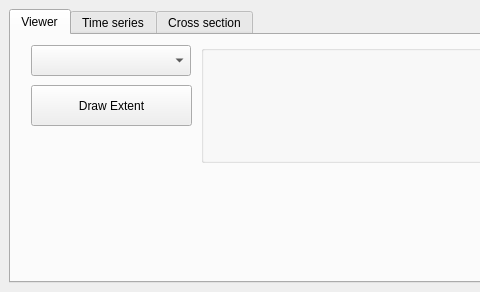
Before: the Qt Designer form imod/qt/imod_plugin_dockwidget_base.ui in Deltares/imod-qgis, drawn with Qt 5; both pictures show x 0 to 480 and y 0 to 292 of the 1081 by 292 pixel window.
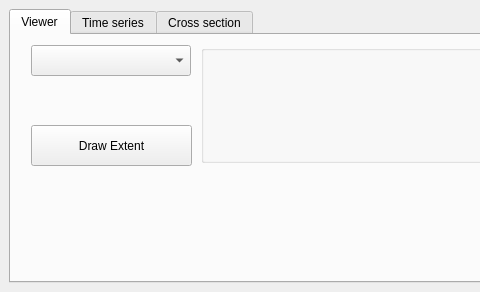
After: the same form once the commit is applied. The open tabs and pages were chosen to show the change. Custom widgets are drawn as their Qt base class.

Commit message: Improved names and set initial tab to Viewer tab

What changed in the file:
```diff
--- a/imod/qt/imod_plugin_dockwidget_base.ui
+++ b/imod/qt/imod_plugin_dockwidget_base.ui
@@ -54,7 +54,7 @@
         <property name="geometry">
          <rect>
           <x>20</x>
-          <y>50</y>
+          <y>90</y>
           <width>161</width>
           <height>41</height>
          </rect>
```
Left out of the diff: 6 changed lines with no effect on the pictures.
